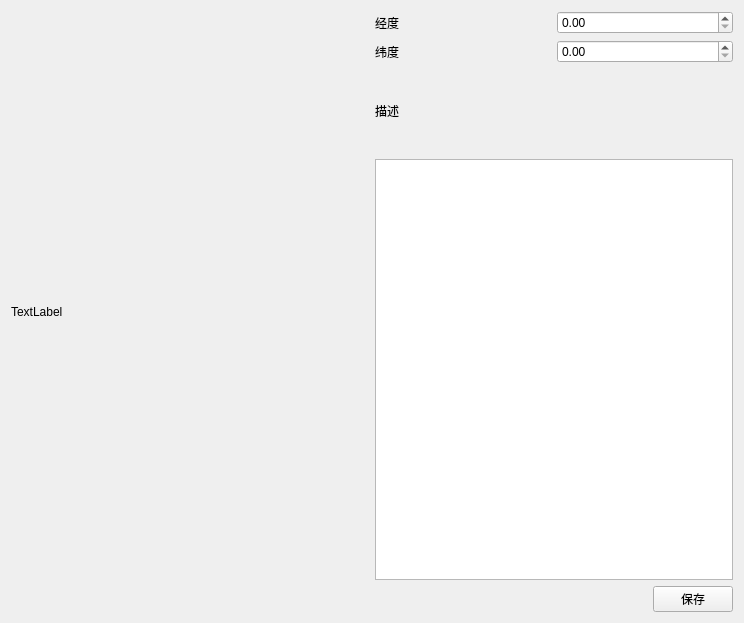
Old version of the form wdtpicprpty.ui in the repository suncezhouyu/qt-based-videoplayer.
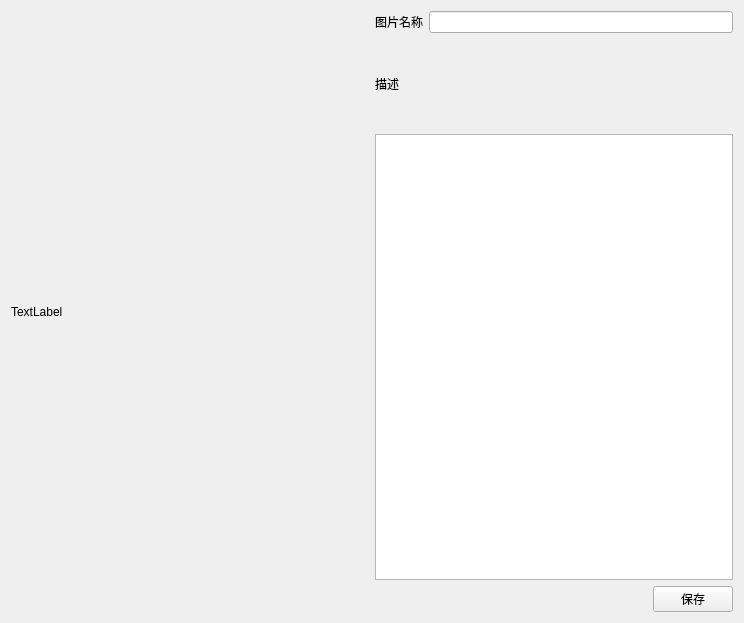
New version of the form.

```diff
--- a/wdtpicprpty.ui
+++ b/wdtpicprpty.ui
@@ -24,32 +24,18 @@
       </widget>
      </item>
      <item>
-      <layout class="QVBoxLayout" name="verticalLayout" stretch="1,1,1,5,0">
+      <layout class="QVBoxLayout" name="verticalLayout" stretch="1,1,5,0">
        <item>
         <layout class="QHBoxLayout" name="horizontalLayout_3">
          <item>
           <widget class="QLabel" name="lbl_Long">
            <property name="text">
-            <string>经度</string>
+            <string>图片名称</string>
            </property>
           </widget>
          </item>
          <item>
-          <widget class="QDoubleSpinBox" name="dsBox_Long"/>
-         </item>
-        </layout>
-       </item>
-       <item>
-        <layout class="QHBoxLayout" name="horizontalLayout_4">
-         <item>
-          <widget class="QLabel" name="lbl_Lat">
-           <property name="text">
-            <string>纬度</string>
-           </property>
-          </widget>
-         </item>
-         <item>
-          <widget class="QDoubleSpinBox" name="dsBox_Lat"/>
+          <widget class="QLineEdit" name="edtPath"/>
          </item>
         </layout>
        </item>
```
Left out of the diff: 2 changed lines with no effect on the pictures.
